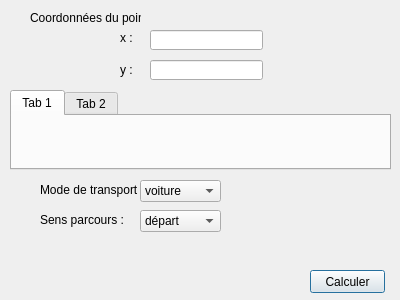
Qt form Plugin_calcul_isochrone/calcul_isochrone_dialog_base.ui (Marcelanna/Projet_info_PPMD_QGIS_isochrone) before a commit.
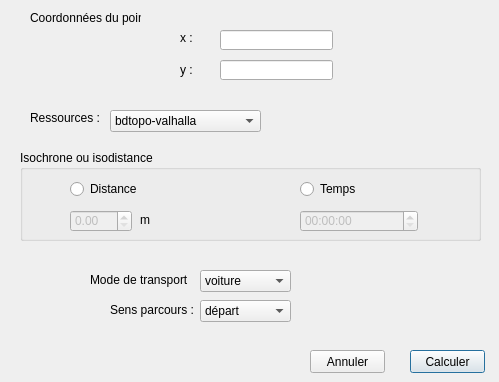
The same form after that commit.

Commit message: Fin interface et début avec le code pyhton

The edit to the form file:
```diff
--- a/Plugin_calcul_isochrone/calcul_isochrone_dialog_base.ui
+++ b/Plugin_calcul_isochrone/calcul_isochrone_dialog_base.ui
@@ -6,8 +6,8 @@
    <rect>
     <x>0</x>
     <y>0</y>
-    <width>400</width>
-    <height>300</height>
+    <width>499</width>
+    <height>382</height>
    </rect>
   </property>
   <property name="windowTitle">
@@ -16,8 +16,8 @@
   <widget class="QPushButton" name="Calculer">
    <property name="geometry">
     <rect>
-     <x>310</x>
-     <y>270</y>
+     <x>410</x>
+     <y>350</y>
      <width>75</width>
      <height>23</height>
     </rect>
@@ -29,9 +29,9 @@
   <widget class="QComboBox" name="comboBox">
    <property name="geometry">
     <rect>
-     <x>140</x>
-     <y>180</y>
-     <width>81</width>
+     <x>200</x>
+     <y>270</y>
+     <width>91</width>
      <height>22</height>
     </rect>
    </property>
@@ -62,7 +62,7 @@
   <widget class="QLineEdit" name="lineEdit">
    <property name="geometry">
     <rect>
-     <x>150</x>
+     <x>220</x>
      <y>30</y>
      <width>113</width>
      <height>20</height>
@@ -72,7 +72,7 @@
   <widget class="QLabel" name="label_2">
    <property name="geometry">
     <rect>
-     <x>120</x>
+     <x>180</x>
      <y>30</y>
      <width>21</width>
      <height>16</height>
@@ -85,7 +85,7 @@
   <widget class="QLabel" name="label_3">
    <property name="geometry">
     <rect>
-     <x>120</x>
+     <x>180</x>
      <y>60</y>
      <width>21</width>
      <height>20</height>
@@ -98,41 +98,18 @@
   <widget class="QLineEdit" name="lineEdit_2">
    <property name="geometry">
     <rect>
-     <x>150</x>
+     <x>220</x>
      <y>60</y>
      <width>113</width>
      <height>20</height>
     </rect>
    </property>
   </widget>
-  <widget class="QTabWidget" name="tabWidget">
+  <widget class="QLabel" name="textmodetransport">
    <property name="geometry">
     <rect>
-     <x>10</x>
-     <y>90</y>
-     <width>381</width>
-     <height>80</height>
-    </rect>
-   </property>
-   <property name="currentIndex">
-    <number>0</number>
-   </property>
-   <widget class="QWidget" name="Isochrone">
-    <attribute name="title">
-     <string>Tab 1</string>
-    </attribute>
-   </widget>
-   <widget class="QWidget" name="tab_2">
-    <attribute name="title">
-     <string>Tab 2</string>
-    </attribute>
-   </widget>
-  </widget>
-  <widget class="QLabel" name="label_4">
-   <property name="geometry">
-    <rect>
-     <x>40</x>
-     <y>180</y>
+     <x>90</x>
+     <y>270</y>
      <width>101</width>
      <height>20</height>
     </rect>
@@ -144,8 +121,8 @@
   <widget class="QLabel" name="label_5">
    <property name="geometry">
     <rect>
-     <x>40</x>
-     <y>210</y>
+     <x>110</x>
+     <y>300</y>
      <width>101</width>
      <height>20</height>
     </rect>
@@ -157,9 +134,9 @@
   <widget class="QComboBox" name="comboBox_2">
    <property name="geometry">
     <rect>
-     <x>140</x>
-     <y>210</y>
-     <width>81</width>
+     <x>200</x>
+     <y>300</y>
+     <width>91</width>
      <height>22</height>
     </rect>
    </property>
@@ -174,6 +151,135 @@
     </property>
    </item>
   </widget>
+  <widget class="QLabel" name="textressource">
+   <property name="geometry">
+    <rect>
+     <x>30</x>
+     <y>110</y>
+     <width>81</width>
+     <height>16</height>
+    </rect>
+   </property>
+   <property name="text">
+    <string>Ressources :</string>
+   </property>
+  </widget>
+  <widget class="QComboBox" name="resources">
+   <property name="geometry">
+    <rect>
+     <x>110</x>
+     <y>110</y>
+     <width>151</width>
+     <height>22</height>
+    </rect>
+   </property>
+   <item>
+    <property name="text">
+     <string>bdtopo-valhalla</string>
+    </property>
+   </item>
+   <item>
+    <property name="text">
+     <string>bdtopo-osrm</string>
+    </property>
+   </item>
+   <item>
+    <property name="text">
+     <string>pgrouting</string>
+    </property>
+   </item>
+  </widget>
+  <widget class="QGroupBox" name="groupBox">
+   <property name="geometry">
+    <rect>
+     <x>20</x>
+     <y>150</y>
+     <width>461</width>
+     <height>91</height>
+    </rect>
+   </property>
+   <property name="title">
+    <string>Isochrone ou isodistance</string>
+   </property>
+   <widget class="QTimeEdit" name="timeEdit">
+    <property name="enabled">
+     <bool>false</bool>
+    </property>
+    <property name="geometry">
+     <rect>
+      <x>280</x>
+      <y>60</y>
+      <width>118</width>
+      <height>22</height>
+     </rect>
+    </property>
+   </widget>
+   <widget class="QRadioButton" name="radioDistance">
+    <property name="geometry">
+     <rect>
+      <x>50</x>
+      <y>30</y>
+      <width>80</width>
+      <height>18</height>
+     </rect>
+    </property>
+    <property name="text">
+     <string>Distance</string>
+    </property>
+   </widget>
+   <widget class="QDoubleSpinBox" name="doubleSpinBox">
+    <property name="enabled">
+     <bool>false</bool>
+    </property>
+    <property name="geometry">
+     <rect>
+      <x>50</x>
+      <y>60</y>
+      <width>62</width>
+      <height>22</height>
+     </rect>
+    </property>
+   </widget>
+   <widget class="QLabel" name="textm">
+    <property name="geometry">
+     <rect>
+      <x>120</x>
+      <y>60</y>
+      <width>21</width>
+      <height>20</height>
+     </rect>
+    </property>
+    <property name="text">
+     <string>m</string>
+    </property>
+   </widget>
+   <widget class="QRadioButton" name="radioTemps">
+    <property name="geometry">
+     <rect>
+      <x>280</x>
+      <y>30</y>
+      <width>80</width>
+      <height>18</height>
+     </rect>
+    </property>
+    <property name="text">
+     <string>Temps</string>
+    </property>
+   </widget>
+  </widget>
+  <widget class="QPushButton" name="pushButton">
+   <property name="geometry">
+    <rect>
+     <x>310</x>
+     <y>350</y>
+     <width>75</width>
+     <height>23</height>
+    </rect>
+   </property>
+   <property name="text">
+    <string>Annuler</string>
+   </property>
+  </widget>
  </widget>
  <resources/>
  <connections/>
```
Left out of the diff: 99 changed lines with no effect on the pictures. The commit also changes 7 other files.
